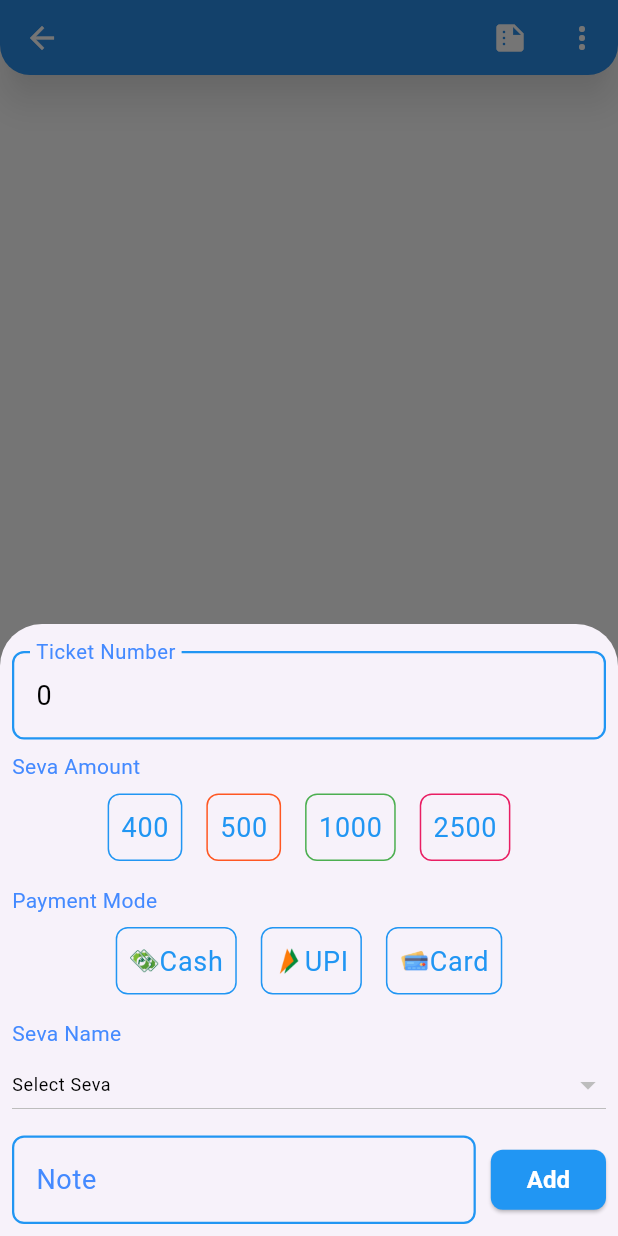
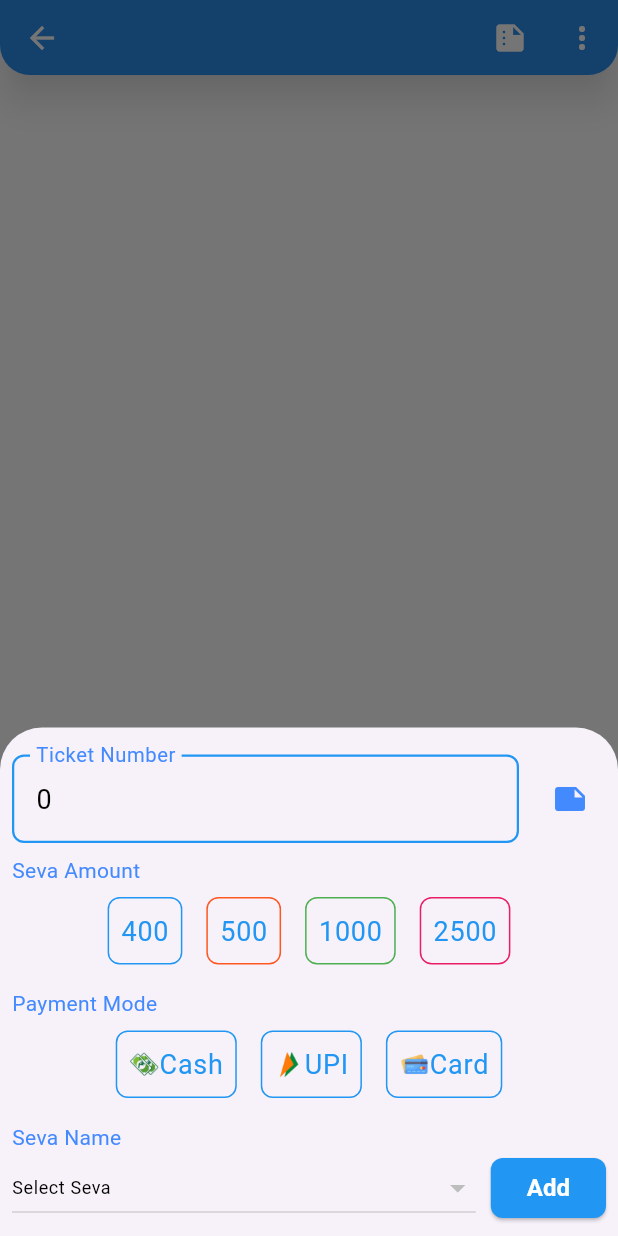
Before and after one commit to jayantadn/vkhillseva, a Flutter app: the TicketPage screen opened directly with empty values, after a tap on the "add" icon, on a phone screen of 412 x 824 dp. Run offline on Flutter 3.47's test engine with Material 3 defaults, Android fonts, the phone set to English and light mode, and no system bars; our stand-ins replace firebase_core, firebase_database, fl_chart, fluttertoast, google_fonts, synchronized; accounts and stored records are empty.

Commit message:
realign the dialog buttons

```diff
--- a/lib/common/const.dart
+++ b/lib/common/const.dart
@@ -12,7 +12,7 @@ class Const {
   }
 
   final String dbroot = "VKHILLSEVA_01";
-  final String version = "0.8.0";
+  final String version = "0.9.0";
 
   final int fbListenerDelay = 2; // seconds
 
--- a/lib/main.dart
+++ b/lib/main.dart
@@ -16,7 +16,7 @@ Future<void> main() async {
 }
 
 class MyApp extends StatelessWidget {
-  MyApp({super.key});
+  const MyApp({super.key});
 
   final Widget home = const HomePage(title: "Hare Krishna");
 
--- a/lib/nitya_seva/ticket_page.dart
+++ b/lib/nitya_seva/ticket_page.dart
@@ -334,7 +334,6 @@ class _TicketPageState extends State<TicketPage> {
 
     // controllers
     TextEditingController ticketNumberController = TextEditingController();
-    TextEditingController noteController = TextEditingController();
 
     // field values
     if (filteredTickets.isNotEmpty) {
@@ -359,12 +358,20 @@ class _TicketPageState extends State<TicketPage> {
                     SizedBox(height: 10),
                     Row(
                       children: [
+                        // ticket number
                         Expanded(
                           child: TextField(
                             controller: ticketNumberController,
                             decoration:
                                 InputDecoration(labelText: "Ticket Number"),
                           ),
+                        ),
+
+                        // note button
+                        SizedBox(width: 10),
+                        IconButton(
+                          icon: Icon(Icons.note, color: accentColor),
+                          onPressed: () {},
                         ),
                       ],
                     ),
@@ -519,7 +526,10 @@ class _TicketPageState extends State<TicketPage> {
                             .copyWith(color: accentColor),
                       ),
                     ),
-                    DropdownButton<String>(
+                    Row(
+                      children: [
+                        Expanded(
+                          child: DropdownButton<String>(
                             isExpanded: true,
                             value: sevaNames.isNotEmpty ? sevaNames[0] : null,
                             items: sevaNames.map((String value) {
@@ -536,19 +546,9 @@ class _TicketPageState extends State<TicketPage> {
                               style: Theme.of(context).textTheme.bodySmall,
                             ),
                           ),
-
-                    // note
-                    SizedBox(height: 10),
-                    Row(
-                      children: [
-                        Expanded(
-                          child: TextField(
-                            controller: noteController,
-                            decoration: InputDecoration(labelText: "Note"),
-                          ),
                         ),
 
-                        // ok button
+                        // add button
                         SizedBox(width: 10),
                         ElevatedButton(
                           child: Text("Add"),
@@ -573,7 +573,7 @@ class _TicketPageState extends State<TicketPage> {
                               ticketNumber:
                                   int.parse(ticketNumberController.text),
                               user: "Guest",
-                              note: noteController.text,
+                              note: "",
                               image: icon,
                               seva: sevaName,
                             );
@@ -630,7 +630,6 @@ class _TicketPageState extends State<TicketPage> {
 
                             // dispose all controllers and focus nodes
                             ticketNumberController.dispose();
-                            noteController.dispose();
                           },
                         ),
                       ],
```
Lines whose indentation alone changed are shown as unchanged.
